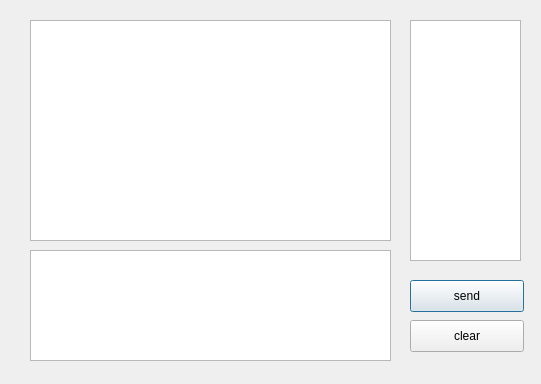
Qt form chat.ui (yjl450/ICS-Final-Project) before a commit.
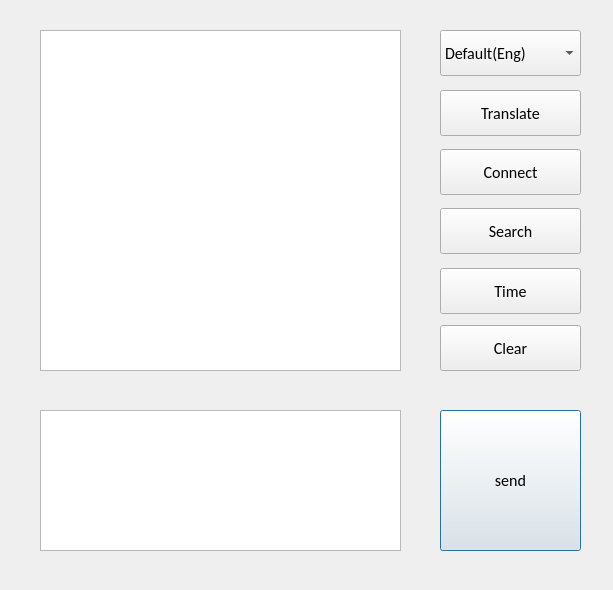
The same form after that commit.

The edit to the form file:
```diff
--- a/chat.ui
+++ b/chat.ui
@@ -6,32 +6,73 @@
    <rect>
     <x>0</x>
     <y>0</y>
-    <width>541</width>
-    <height>384</height>
+    <width>613</width>
+    <height>590</height>
    </rect>
   </property>
+  <property name="minimumSize">
+   <size>
+    <width>566</width>
+    <height>467</height>
+   </size>
+  </property>
+  <property name="maximumSize">
+   <size>
+    <width>16777215</width>
+    <height>16777215</height>
+   </size>
+  </property>
   <property name="windowTitle">
    <string>Dialog</string>
   </property>
   <widget class="QTextEdit" name="textEdit">
    <property name="geometry">
     <rect>
-     <x>30</x>
-     <y>250</y>
+     <x>40</x>
+     <y>410</y>
      <width>361</width>
-     <height>111</height>
+     <height>141</height>
     </rect>
    </property>
+   <property name="sizePolicy">
+    <sizepolicy hsizetype="Fixed" vsizetype="Expanding">
+     <horstretch>0</horstretch>
+     <verstretch>0</verstretch>
+    </sizepolicy>
+   </property>
+   <property name="font">
+    <font>
+     <family>Calibri</family>
+     <pointsize>12</pointsize>
+    </font>
+   </property>
+   <property name="cursor" stdset="0">
+    <cursorShape>IBeamCursor</cursorShape>
+   </property>
   </widget>
   <widget class="QPushButton" name="pushButton">
    <property name="geometry">
     <rect>
-     <x>410</x>
-     <y>280</y>
-     <width>114</width>
-     <height>32</height>
+     <x>440</x>
+     <y>410</y>
+     <width>141</width>
+     <height>141</height>
     </rect>
    </property>
+   <property name="sizePolicy">
+    <sizepolicy hsizetype="Fixed" vsizetype="Fixed">
+     <horstretch>0</horstretch>
+     <verstretch>0</verstretch>
+    </sizepolicy>
+   </property>
+   <property name="font">
+    <font>
+     <family>Calibri</family>
+     <pointsize>12</pointsize>
+     <weight>50</weight>
+     <bold>false</bold>
+    </font>
+   </property>
    <property name="text">
     <string>send</string>
    </property>
@@ -42,41 +83,215 @@
   <widget class="QPushButton" name="pushButton_2">
    <property name="geometry">
     <rect>
-     <x>410</x>
-     <y>320</y>
-     <width>114</width>
-     <height>32</height>
+     <x>440</x>
+     <y>208</y>
+     <width>141</width>
+     <height>46</height>
     </rect>
    </property>
+   <property name="sizePolicy">
+    <sizepolicy hsizetype="Fixed" vsizetype="Fixed">
+     <horstretch>0</horstretch>
+     <verstretch>0</verstretch>
+    </sizepolicy>
+   </property>
+   <property name="font">
+    <font>
+     <family>Calibri</family>
+     <pointsize>12</pointsize>
+     <weight>50</weight>
+     <bold>false</bold>
+    </font>
+   </property>
    <property name="text">
-    <string>clear</string>
+    <string>Search</string>
    </property>
   </widget>
   <widget class="QTextBrowser" name="textBrowser">
    <property name="geometry">
     <rect>
-     <x>30</x>
-     <y>20</y>
+     <x>40</x>
+     <y>30</y>
      <width>361</width>
-     <height>221</height>
+     <height>341</height>
     </rect>
    </property>
+   <property name="sizePolicy">
+    <sizepolicy hsizetype="Fixed" vsizetype="Expanding">
+     <horstretch>0</horstretch>
+     <verstretch>0</verstretch>
+    </sizepolicy>
+   </property>
+   <property name="font">
+    <font>
+     <family>Calibri</family>
+     <pointsize>12</pointsize>
+    </font>
+   </property>
+   <property name="cursor" stdset="0">
+    <cursorShape>IBeamCursor</cursorShape>
+   </property>
    <property name="html">
     <string>&lt;!DOCTYPE HTML PUBLIC &quot;-//W3C//DTD HTML 4.0//EN&quot; &quot;http://www.w3.org/TR/REC-html40/strict.dtd&quot;&gt;
 &lt;html&gt;&lt;head&gt;&lt;meta name=&quot;qrichtext&quot; content=&quot;1&quot; /&gt;&lt;style type=&quot;text/css&quot;&gt;
 p, li { white-space: pre-wrap; }
-&lt;/style&gt;&lt;/head&gt;&lt;body style=&quot; font-family:'.SF NS Text'; font-size:13pt; font-weight:400; font-style:normal;&quot;&gt;
-&lt;p style=&quot; margin-top:0px; margin-bottom:0px; margin-left:0px; margin-right:0px; -qt-block-indent:0; text-indent:0px;&quot;&gt;&lt;/p&gt;&lt;/body&gt;&lt;/html&gt;</string>
+&lt;/style&gt;&lt;/head&gt;&lt;body style=&quot; font-family:'Calibri'; font-size:12pt; font-weight:400; font-style:normal;&quot;&gt;
+&lt;p style=&quot;-qt-paragraph-type:empty; margin-top:0px; margin-bottom:0px; margin-left:0px; margin-right:0px; -qt-block-indent:0; text-indent:0px; font-family:'.SF NS Text'; font-size:13pt;&quot;&gt;&lt;br /&gt;&lt;/p&gt;&lt;/body&gt;&lt;/html&gt;</string>
    </property>
   </widget>
-  <widget class="QTextBrowser" name="textBrowser_2">
+  <widget class="QComboBox" name="TransLan">
    <property name="geometry">
     <rect>
-     <x>410</x>
-     <y>20</y>
-     <width>111</width>
-     <height>241</height>
+     <x>440</x>
+     <y>30</y>
+     <width>141</width>
+     <height>46</height>
     </rect>
+   </property>
+   <property name="sizePolicy">
+    <sizepolicy hsizetype="Fixed" vsizetype="Fixed">
+     <horstretch>0</horstretch>
+     <verstretch>0</verstretch>
+    </sizepolicy>
+   </property>
+   <property name="font">
+    <font>
+     <family>Calibri</family>
+     <pointsize>12</pointsize>
+     <weight>50</weight>
+     <bold>false</bold>
+    </font>
+   </property>
+   <property name="layoutDirection">
+    <enum>Qt::LeftToRight</enum>
+   </property>
+   <item>
+    <property name="text">
+     <string>Default(Eng)</string>
+    </property>
+   </item>
+   <item>
+    <property name="text">
+     <string>Chinese</string>
+    </property>
+   </item>
+   <item>
+    <property name="text">
+     <string>Japanese</string>
+    </property>
+   </item>
+   <item>
+    <property name="text">
+     <string>French</string>
+    </property>
+   </item>
+  </widget>
+  <widget class="QPushButton" name="translate">
+   <property name="geometry">
+    <rect>
+     <x>440</x>
+     <y>90</y>
+     <width>141</width>
+     <height>46</height>
+    </rect>
+   </property>
+   <property name="sizePolicy">
+    <sizepolicy hsizetype="Fixed" vsizetype="Fixed">
+     <horstretch>0</horstretch>
+     <verstretch>0</verstretch>
+    </sizepolicy>
+   </property>
+   <property name="font">
+    <font>
+     <family>Calibri</family>
+     <pointsize>12</pointsize>
+     <weight>50</weight>
+     <bold>false</bold>
+    </font>
+   </property>
+   <property name="text">
+    <string>Translate</string>
+   </property>
+  </widget>
+  <widget class="QPushButton" name="connect">
+   <property name="geometry">
+    <rect>
+     <x>440</x>
+     <y>149</y>
+     <width>141</width>
+     <height>46</height>
+    </rect>
+   </property>
+   <property name="sizePolicy">
+    <sizepolicy hsizetype="Fixed" vsizetype="Fixed">
+     <horstretch>0</horstretch>
+     <verstretch>0</verstretch>
+    </sizepolicy>
+   </property>
+   <property name="font">
+    <font>
+     <family>Calibri</family>
+     <pointsize>12</pointsize>
+     <weight>50</weight>
+     <bold>false</bold>
+    </font>
+   </property>
+   <property name="text">
+    <string>Connect</string>
+   </property>
+  </widget>
+  <widget class="QPushButton" name="connect_2">
+   <property name="geometry">
+    <rect>
+     <x>440</x>
+     <y>268</y>
+     <width>141</width>
+     <height>46</height>
+    </rect>
+   </property>
+   <property name="sizePolicy">
+    <sizepolicy hsizetype="Fixed" vsizetype="Fixed">
+     <horstretch>0</horstretch>
+     <verstretch>0</verstretch>
+    </sizepolicy>
+   </property>
+   <property name="font">
+    <font>
+     <family>Calibri</family>
+     <pointsize>12</pointsize>
+     <weight>50</weight>
+     <bold>false</bold>
+    </font>
+   </property>
+   <property name="text">
+    <string>Time</string>
+   </property>
+  </widget>
+  <widget class="QPushButton" name="connect_3">
+   <property name="geometry">
+    <rect>
+     <x>440</x>
+     <y>325</y>
+     <width>141</width>
+     <height>46</height>
+    </rect>
+   </property>
+   <property name="sizePolicy">
+    <sizepolicy hsizetype="Fixed" vsizetype="Fixed">
+     <horstretch>0</horstretch>
+     <verstretch>0</verstretch>
+    </sizepolicy>
+   </property>
+   <property name="font">
+    <font>
+     <family>Calibri</family>
+     <pointsize>12</pointsize>
+     <weight>50</weight>
+     <bold>false</bold>
+    </font>
+   </property>
+   <property name="text">
+    <string>Clear</string>
    </property>
   </widget>
  </widget>
```
Left out of the diff: 2 changed lines with no effect on the pictures.
